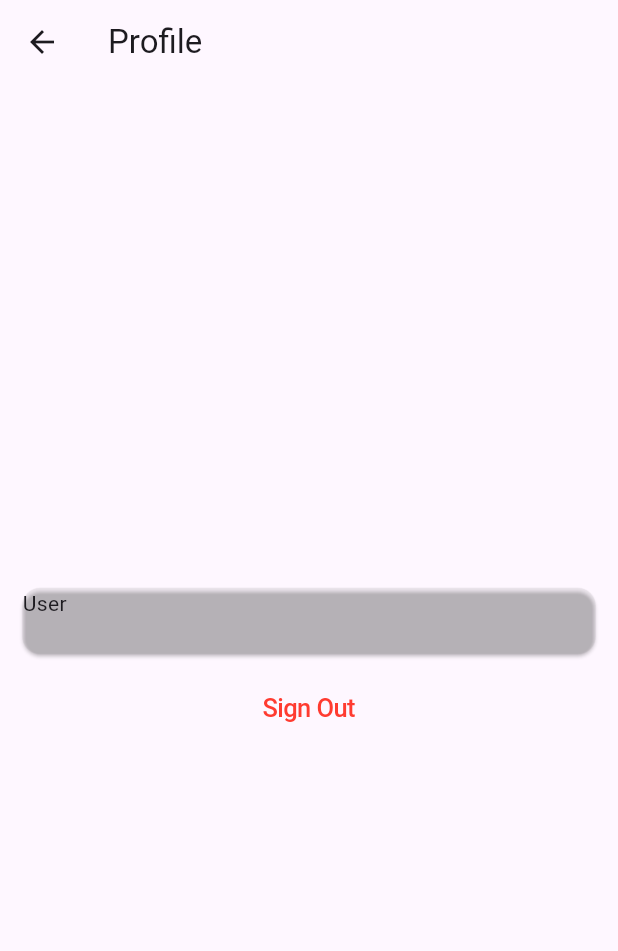
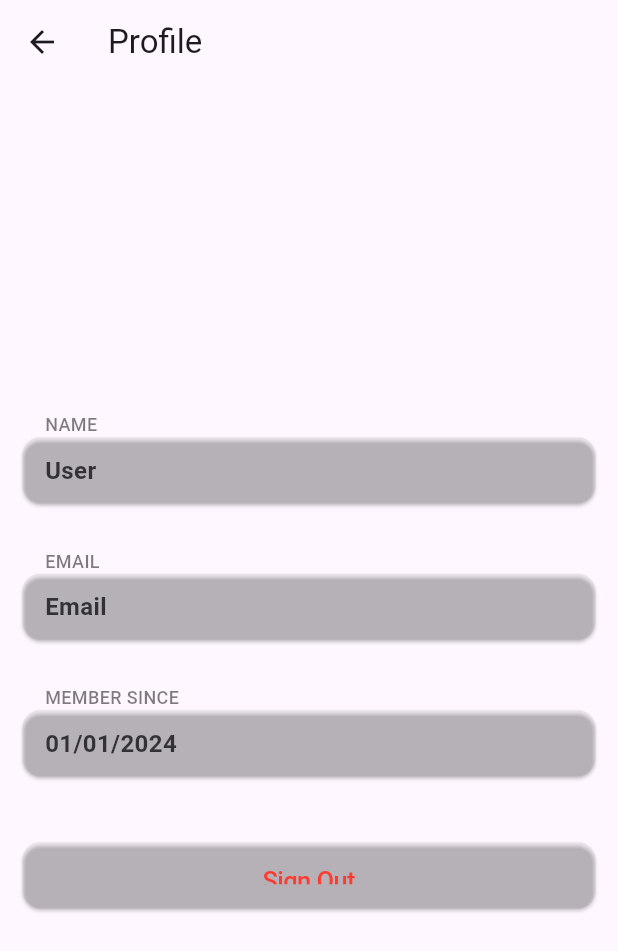
Before and after one commit to AnatolShum/Flutter_Movies, a Flutter app: the ProfileView screen opened directly, on a phone screen of 412 x 824 dp. Shown: the top 951 px of the screen. Run offline on Flutter 3.47's test engine with Material 3 defaults, Android fonts, the phone set to English and light mode, and no system bars; our stand-ins replace firebase_auth, firebase_core; missing offline and left inert: dart:ffi; accounts and stored records are empty.

Commit message:
profile view

```diff
--- a/lib/views/profile_view.dart
+++ b/lib/views/profile_view.dart
@@ -1,8 +1,12 @@
+import 'dart:ffi';
+
 import 'package:firebase_auth/firebase_auth.dart';
 import 'package:flutter/cupertino.dart';
 import 'package:flutter/material.dart';
 import 'package:movies/managers/alert_manager.dart';
 import 'package:movies/widgets/action_button.dart';
+import 'package:movies/widgets/profile_cell_view.dart';
+import 'package:movies/widgets/profile_header_view.dart';
 
 class ProfileView extends StatefulWidget {
   const ProfileView({super.key});
@@ -13,6 +17,8 @@ class ProfileView extends StatefulWidget {
 
 class _ProfileViewState extends State<ProfileView> {
   AlertManager? alertManager;
+
+  double _space = 30;
 
   void signOut() async {
     alertManager = AlertManager(context: context);
@@ -35,7 +41,28 @@ class _ProfileViewState extends State<ProfileView> {
           mainAxisAlignment: MainAxisAlignment.center,
           crossAxisAlignment: CrossAxisAlignment.stretch,
           children: [
-            CellView(child: const Text('User')),
+            HeaderView(title: 'name'),
+            CellView(title: 'User'),
+            SizedBox(height: _space),
+            HeaderView(title: 'email'),
+            CellView(title: 'Email'),
+            SizedBox(height: _space),
+            HeaderView(title: 'member since'),
+            CellView(title: '01/01/2024'),
+            SizedBox(height: 44),
+            Card(
+              color: Colors.grey.withOpacity(0.1),
+              margin: EdgeInsets.fromLTRB(15, 0, 15, 0),
+              clipBehavior: Clip.hardEdge,
+              child: Column(
+                crossAxisAlignment: CrossAxisAlignment.center,
+                mainAxisAlignment: MainAxisAlignment.center,
+                children: [
+                  SizedBox(
+                    height: 44,
+                    child: Row(
+                      mainAxisAlignment: MainAxisAlignment.center,
+                      children: [
                         ActionButton(
                           onPressed: signOut,
                           title: 'Sign Out',
@@ -44,27 +71,11 @@ class _ProfileViewState extends State<ProfileView> {
                       ],
                     ),
                   ),
-    );
-  }
-}
-
-class CellView extends StatelessWidget {
-  final Widget child;
-  const CellView({super.key, required this.child});
-
-  @override
-  Widget build(BuildContext context) {
-    return Card(
-      color: Colors.grey.withOpacity(0.1),
-      margin: EdgeInsets.fromLTRB(15, 10, 15, 10),
-      child: Column(
-        crossAxisAlignment: CrossAxisAlignment.start,
-        children: [
-          SizedBox(
-            height: 44,
-            child: child,
+                ],
+              ),
             ),
           ],
+        ),
       ),
     );
   }
--- /dev/null
+++ b/lib/widgets/profile_cell_view.dart
@@ -0,0 +1,33 @@
+import 'package:flutter/material.dart';
+
+class CellView extends StatelessWidget {
+  final String title;
+  const CellView({super.key, required this.title});
+
+  static const _style = TextStyle(fontSize: 16, fontWeight: FontWeight.w700, color: Color.fromARGB(184, 0, 0, 0));
+
+  @override
+  Widget build(BuildContext context) {
+    return Card(
+      color: Colors.grey.withOpacity(0.1),
+      margin: EdgeInsets.fromLTRB(15, 0, 15, 0),
+      clipBehavior: Clip.hardEdge,
+      child: Column(
+        crossAxisAlignment: CrossAxisAlignment.start,
+        mainAxisAlignment: MainAxisAlignment.spaceAround,
+        children: [
+          SizedBox(
+            height: 44,
+            child: Row(
+              mainAxisAlignment: MainAxisAlignment.start,
+              children: [
+                SizedBox(width: 15),
+                Text(title, style: _style,),
+              ],
+            ),
+          ),
+        ],
+      ),
+    );
+  }
+}
--- /dev/null
+++ b/lib/widgets/profile_header_view.dart
@@ -0,0 +1,18 @@
+import 'package:flutter/material.dart';
+
+class HeaderView extends StatelessWidget {
+  final String title;
+  const HeaderView({super.key, required this.title});
+
+  static const _style = TextStyle(fontSize: 12, fontWeight: FontWeight.w500, color: Color.fromARGB(130, 0, 0, 0));
+
+  @override
+  Widget build(BuildContext context) {
+    return Row(
+      children: [
+        SizedBox(width: 30,),
+        Text(title.toUpperCase(), style: _style,),
+      ],
+    );
+  }
+}
```
Lines whose indentation alone changed are shown as unchanged.
